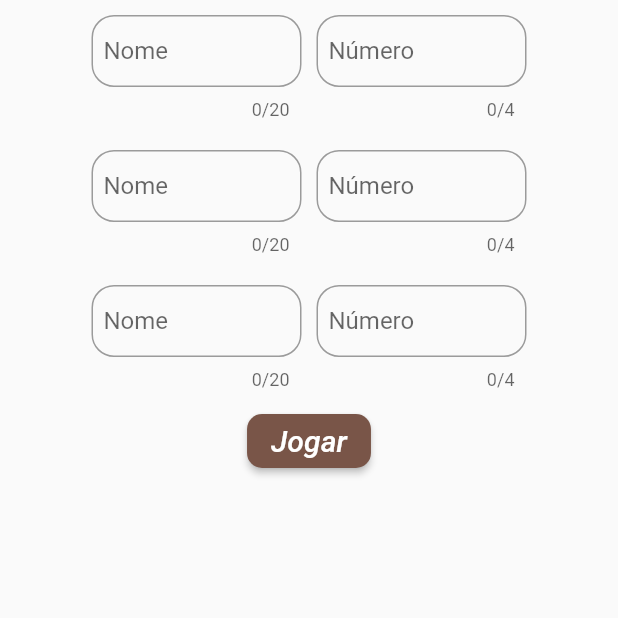
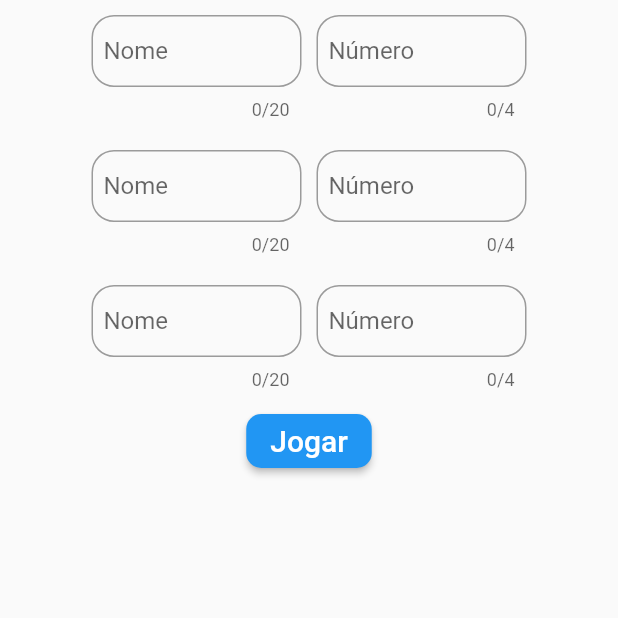
Before and after one commit to SamuelEngComp/appFlutterCafezinho, a Flutter app: the TelaCampos screen opened directly with empty values, on a phone screen of 412 x 824 dp, the top half of it. Run offline on Flutter 3.47's test engine with Material 2 defaults, Android fonts, the phone set to English and light mode, and no system bars.

Commit message:
validacao dos campos realizada com dart service

```diff
--- a/lib/main.dart
+++ b/lib/main.dart
@@ -28,7 +28,7 @@ class MyApp extends StatelessWidget {
 
       title: 'Flutter Demo',
       theme: ThemeData(
-        primarySwatch: Colors.brown,
+        primarySwatch: Colors.blue,
       ),
       home: MyHomePage(),
     );
--- a/lib/tela_campos.dart
+++ b/lib/tela_campos.dart
@@ -1,4 +1,4 @@
-
+import 'package:flutter/services.dart';
 import 'package:app_cafezinho_nuts/tela_resultado.dart';
 import 'package:flutter/material.dart';
 import 'dart:math';
@@ -54,7 +54,7 @@ class _TelaCamposState extends State<TelaCampos>{
       },
       child: Text(nomeBotaoJogar,
         style: const TextStyle(fontSize: 20,
-          fontStyle: FontStyle.italic),),
+          fontStyle: FontStyle.normal),),
     );
   }
 
@@ -86,6 +86,8 @@ class _TelaCamposState extends State<TelaCampos>{
           width: 150,
           padding: EdgeInsets.all(5),
           child: TextField(
+            keyboardType: TextInputType.number,
+            inputFormatters: [FilteringTextInputFormatter.digitsOnly],
             controller: controladorNumero,
             maxLength: 4,
             minLines: 1,
@@ -132,6 +134,8 @@ class _TelaCamposState extends State<TelaCampos>{
             width: 150,
             padding: EdgeInsets.all(5),
             child: TextField(
+              keyboardType: TextInputType.number,
+              inputFormatters: [FilteringTextInputFormatter.digitsOnly],
               controller: controladorNumero2,
               maxLength: 4,
               minLines: 1,
@@ -178,6 +182,8 @@ class _TelaCamposState extends State<TelaCampos>{
             width: 150,
             padding: EdgeInsets.all(5),
             child: TextField(
+              keyboardType: TextInputType.number,
+              inputFormatters: [FilteringTextInputFormatter.digitsOnly],
               controller: controladorNumero3,
               maxLength: 4,
               minLines: 1,
```
Also changed, not shown: 1 other file.
